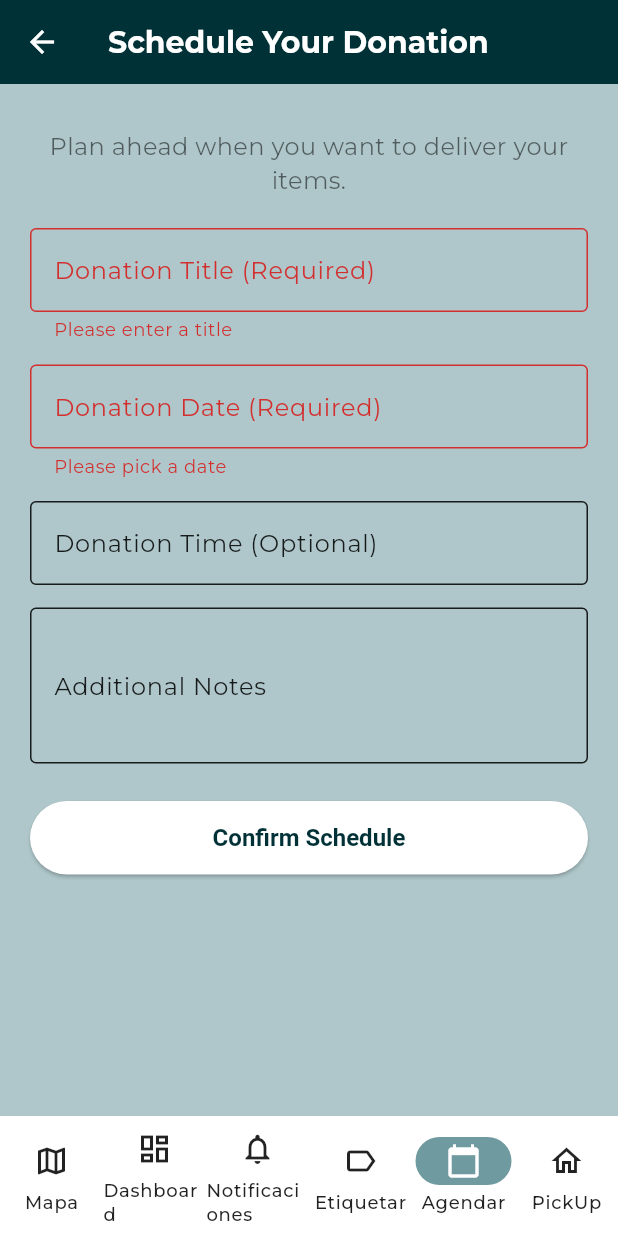
After one commit to k-verah/donation-app, a Flutter app: the _HomeShell screen opened by its route, item 5 of the bottom bar chosen, after a tap on "Confirm Schedule", on a phone screen of 412 x 824 dp. The commit adds this screen. Run offline on Flutter 3.47's test engine with Material 3 defaults, Android fonts, the phone set to English and light mode, and no system bars; our stand-ins replace geolocator, google_fonts, google_maps_flutter.

Commit message:
Implementacion pantalla screens

```diff
--- a/lib/main.dart
+++ b/lib/main.dart
@@ -6,6 +6,8 @@ import 'screens/map_screen.dart';
 import 'screens/dashboard_screen.dart';
 import 'screens/notifications_screen.dart';
 import 'screens/tagging_screen.dart';
+import 'screens/schedule_screen.dart';
+import 'screens/pickup_screen.dart';
 
 void main() {
   runApp(const DonationApp());
@@ -81,6 +83,8 @@ class _HomeShellState extends State<_HomeShell> {
     DashboardScreen(),
     NotificationsScreen(),
     TaggingScreen(),
+    ScheduleScreen(),
+    PickupScreen(),
   ];
 
   @override
@@ -107,6 +111,16 @@ class _HomeShellState extends State<_HomeShell> {
               icon: Icon(Icons.label_outline),
               selectedIcon: Icon(Icons.label),
               label: 'Etiquetar'),
+          NavigationDestination(
+              icon: Icon(Icons.calendar_today_outlined),
+              selectedIcon: Icon(Icons.calendar_today),
+              label: 'Agendar'),
+
+          NavigationDestination(
+              icon: Icon(Icons.home_outlined),
+              selectedIcon: Icon(Icons.home),
+              label: 'PickUp',
+            ),
         ],
       ),
     );
--- /dev/null
+++ b/lib/screens/pickup_screen.dart
@@ -0,0 +1,167 @@
+import 'package:flutter/material.dart';
+import 'package:google_fonts/google_fonts.dart';
+import 'package:geolocator/geolocator.dart';
+
+class PickupScreen extends StatefulWidget {
+  const PickupScreen({super.key});
+
+  @override
+  State<PickupScreen> createState() => _PickupScreenState();
+}
+
+class _PickupScreenState extends State<PickupScreen> {
+  final TextEditingController _locationController = TextEditingController();
+  final TextEditingController _dateController = TextEditingController();
+  final TextEditingController _timeController = TextEditingController();
+
+  Future<void> _getCurrentLocation() async {
+    bool serviceEnabled;
+    LocationPermission permission;
+
+    serviceEnabled = await Geolocator.isLocationServiceEnabled();
+    if (!serviceEnabled) {
+      ScaffoldMessenger.of(context).showSnackBar(
+        const SnackBar(content: Text("Activa la ubicación para continuar")),
+      );
+      return;
+    }
+
+    permission = await Geolocator.checkPermission();
+    if (permission == LocationPermission.denied) {
+      permission = await Geolocator.requestPermission();
+      if (permission == LocationPermission.denied) return;
+    }
+
+    if (permission == LocationPermission.deniedForever) {
+      return;
+    }
+
+    final position = await Geolocator.getCurrentPosition();
+    setState(() {
+      _locationController.text =
+          "Lat: ${position.latitude.toStringAsFixed(4)}, Lng: ${position.longitude.toStringAsFixed(4)}";
+    });
+  }
+
+  Future<void> _selectDate() async {
+    final pickedDate = await showDatePicker(
+      context: context,
+      initialDate: DateTime.now(),
+      firstDate: DateTime.now(),
+      lastDate: DateTime(2026),
+    );
+    if (pickedDate != null) {
+      setState(() {
+        _dateController.text =
+            "${pickedDate.day}/${pickedDate.month}/${pickedDate.year}";
+      });
+    }
+  }
+
+  Future<void> _selectTime() async {
+    final pickedTime =
+        await showTimePicker(context: context, initialTime: TimeOfDay.now());
+    if (pickedTime != null) {
+      setState(() {
+        _timeController.text = pickedTime.format(context);
+      });
+    }
+  }
+
+  void _confirmPickup() {
+    if (_locationController.text.isEmpty ||
+        _dateController.text.isEmpty ||
+        _timeController.text.isEmpty) {
+      ScaffoldMessenger.of(context).showSnackBar(
+        const SnackBar(content: Text("Por favor completa todos los campos")),
+      );
+      return;
+    }
+
+    // Simulación de llamada externa (servicio externo)
+    ScaffoldMessenger.of(context).showSnackBar(
+      const SnackBar(content: Text("¡Recogida confirmada con éxito!")),
+    );
+  }
+
+  @override
+  Widget build(BuildContext context) {
+    final primary = const Color(0xFF003137);
+    final background = const Color(0xFFAFC7CA);
+
+    return Scaffold(
+      appBar: AppBar(
+        title: const Text("PickUp At Home"),
+        backgroundColor: primary,
+      ),
+      backgroundColor: background,
+      body: Padding(
+        padding: const EdgeInsets.all(24.0),
+        child: Column(
+          crossAxisAlignment: CrossAxisAlignment.center,
+          children: [
+            const SizedBox(height: 20),
+            Text("Selecciona los detalles para tu recogida",
+                textAlign: TextAlign.center,
+                style: GoogleFonts.montserrat(
+                    fontSize: 16, fontWeight: FontWeight.w500)),
+            const SizedBox(height: 24),
+            TextField(
+              controller: _locationController,
+              readOnly: true,
+              onTap: _getCurrentLocation,
+              decoration: InputDecoration(
+                labelText: "Seleccionar ubicación",
+                border: OutlineInputBorder(
+                  borderRadius: BorderRadius.circular(12),
+                ),
+              ),
+            ),
+            const SizedBox(height: 16),
+            TextField(
+              controller: _dateController,
+              readOnly: true,
+              onTap: _selectDate,
+              decoration: InputDecoration(
+                labelText: "Seleccionar fecha",
+                border: OutlineInputBorder(
+                  borderRadius: BorderRadius.circular(12),
+                ),
+              ),
+            ),
+            const SizedBox(height: 16),
+            TextField(
+              controller: _timeController,
+              readOnly: true,
+              onTap: _selectTime,
+              decoration: InputDecoration(
+                labelText: "Seleccionar hora",
+                border: OutlineInputBorder(
+                  borderRadius: BorderRadius.circular(12),
+                ),
+              ),
+            ),
+            const SizedBox(height: 28),
+            ElevatedButton(
+              onPressed: _confirmPickup,
+              style: ElevatedButton.styleFrom(
+                backgroundColor: primary,
+                padding:
+                    const EdgeInsets.symmetric(vertical: 16, horizontal: 80),
+                shape: RoundedRectangleBorder(
+                    borderRadius: BorderRadius.circular(20)),
+              ),
+              child: Text(
+                "Confirmar",
+                style: GoogleFonts.montserrat(
+                    fontSize: 18,
+                    fontWeight: FontWeight.w600,
+                    color: Colors.white),
+              ),
+            ),
+          ],
+        ),
+      ),
+    );
+  }
+}
--- /dev/null
+++ b/lib/screens/schedule_screen.dart
@@ -0,0 +1,136 @@
+import 'package:flutter/material.dart';
+
+class ScheduleScreen extends StatefulWidget {
+  const ScheduleScreen({super.key});
+
+  @override
+  State<ScheduleScreen> createState() => _ScheduleScreenState();
+}
+
+class _ScheduleScreenState extends State<ScheduleScreen> {
+  final _formKey = GlobalKey<FormState>();
+
+  final TextEditingController _titleController = TextEditingController();
+  final TextEditingController _dateController = TextEditingController();
+  final TextEditingController _timeController = TextEditingController();
+  final TextEditingController _notesController = TextEditingController();
+
+  // Selector de fecha
+  Future<void> _pickDate() async {
+    final DateTime? picked = await showDatePicker(
+      context: context,
+      initialDate: DateTime.now(),
+      firstDate: DateTime.now(),
+      lastDate: DateTime(2100),
+    );
+    if (picked != null) {
+      setState(() {
+        _dateController.text =
+            "${picked.day}/${picked.month}/${picked.year}";
+      });
+    }
+  }
+
+  // Selector de hora
+  Future<void> _pickTime() async {
+    final TimeOfDay? picked =
+        await showTimePicker(context: context, initialTime: TimeOfDay.now());
+    if (picked != null) {
+      setState(() {
+        _timeController.text = picked.format(context);
+      });
+    }
+  }
+
+  @override
+  Widget build(BuildContext context) {
+    return Scaffold(
+      appBar: AppBar(title: const Text("Schedule Your Donation")),
+      body: Padding(
+        padding: const EdgeInsets.all(20.0),
+        child: Form(
+          key: _formKey,
+          child: Column(
+            crossAxisAlignment: CrossAxisAlignment.stretch,
+            children: [
+              const SizedBox(height: 10),
+              const Text(
+                "Plan ahead when you want to deliver your items.",
+                textAlign: TextAlign.center,
+                style: TextStyle(fontSize: 16, color: Colors.black54),
+              ),
+              const SizedBox(height: 20),
+
+              // Título
+              TextFormField(
+                controller: _titleController,
+                decoration: const InputDecoration(
+                  labelText: "Donation Title (Required)",
+                  border: OutlineInputBorder(),
+                ),
+                validator: (value) =>
+                    value!.isEmpty ? "Please enter a title" : null,
+              ),
+              const SizedBox(height: 15),
+
+              // Fecha
+              TextFormField(
+                controller: _dateController,
+                readOnly: true,
+                onTap: _pickDate,
+                decoration: const InputDecoration(
+                  labelText: "Donation Date (Required)",
+                  border: OutlineInputBorder(),
+                ),
+                validator: (value) =>
+                    value!.isEmpty ? "Please pick a date" : null,
+              ),
+              const SizedBox(height: 15),
+
+              // Hora
+              TextFormField(
+                controller: _timeController,
+                readOnly: true,
+                onTap: _pickTime,
+                decoration: const InputDecoration(
+                  labelText: "Donation Time (Optional)",
+                  border: OutlineInputBorder(),
+                ),
+              ),
+              const SizedBox(height: 15),
+
+              // Notas
+              TextFormField(
+                controller: _notesController,
+                maxLines: 3,
+                decoration: const InputDecoration(
+                  labelText: "Additional Notes",
+                  border: OutlineInputBorder(),
+                ),
+              ),
+              const SizedBox(height: 25),
+
+              // Botón de confirmar
+              ElevatedButton(
+                onPressed: () {
+                  if (_formKey.currentState!.validate()) {
+                    ScaffoldMessenger.of(context).showSnackBar(
+                      const SnackBar(
+                          content: Text("Donation scheduled successfully!")),
+                    );
+                  }
+                },
+                style: ElevatedButton.styleFrom(
+                  padding: const EdgeInsets.symmetric(vertical: 15),
+                  textStyle: const TextStyle(
+                      fontSize: 16, fontWeight: FontWeight.bold),
+                ),
+                child: const Text("Confirm Schedule"),
+              ),
+            ],
+          ),
+        ),
+      ),
+    );
+  }
+}
```
